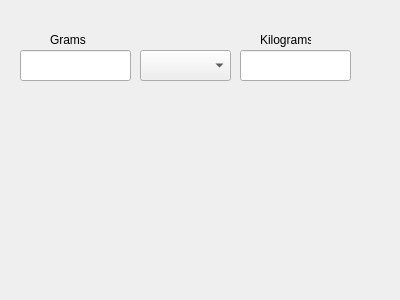
Above: weight.ui from ITAAcademy/ITAInformator before the change. Below: the same form after it.
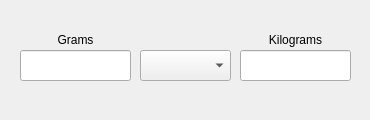
That is the form after the change.

The edit to the form file:
```diff
--- a/weight.ui
+++ b/weight.ui
@@ -6,8 +6,8 @@
    <rect>
     <x>0</x>
     <y>0</y>
-    <width>400</width>
-    <height>300</height>
+    <width>370</width>
+    <height>120</height>
    </rect>
   </property>
   <property name="windowTitle">
@@ -46,28 +46,34 @@
   <widget class="QLabel" name="label_Left">
    <property name="geometry">
     <rect>
-     <x>50</x>
+     <x>20</x>
      <y>30</y>
-     <width>51</width>
+     <width>111</width>
      <height>20</height>
     </rect>
    </property>
    <property name="text">
     <string>Grams</string>
    </property>
+   <property name="alignment">
+    <set>Qt::AlignCenter</set>
+   </property>
   </widget>
   <widget class="QLabel" name="label_Right">
    <property name="geometry">
     <rect>
-     <x>260</x>
+     <x>240</x>
      <y>30</y>
-     <width>51</width>
+     <width>111</width>
      <height>20</height>
     </rect>
    </property>
    <property name="text">
     <string>Kilograms</string>
    </property>
+   <property name="alignment">
+    <set>Qt::AlignCenter</set>
+   </property>
   </widget>
  </widget>
  <resources/>
```
